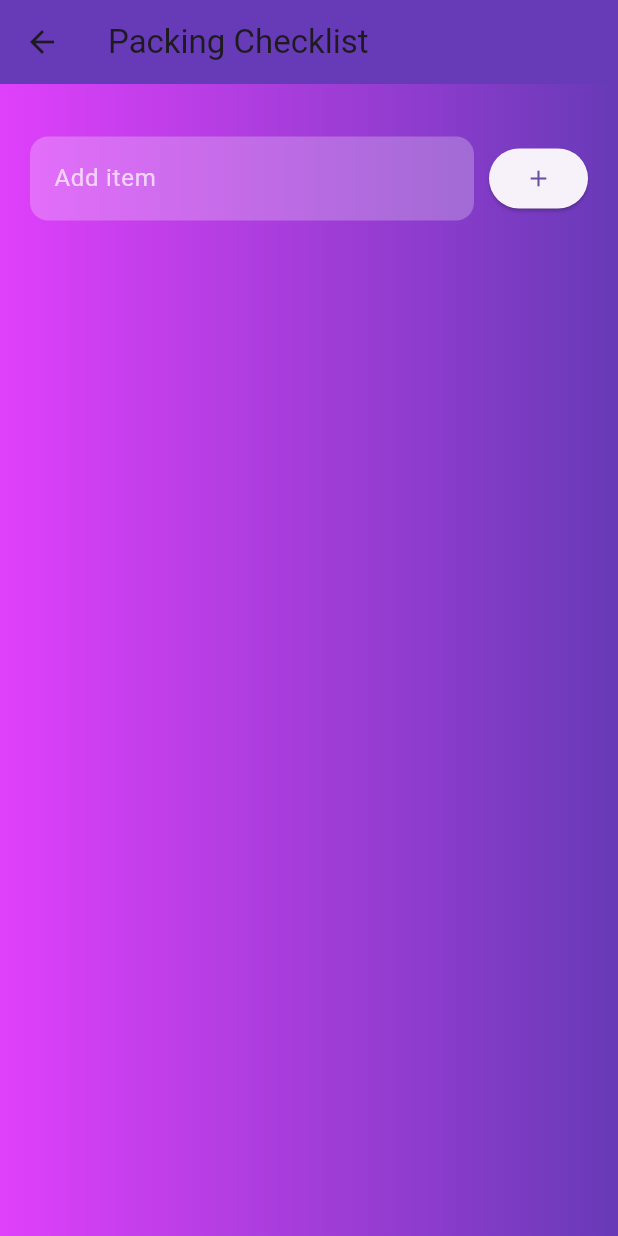
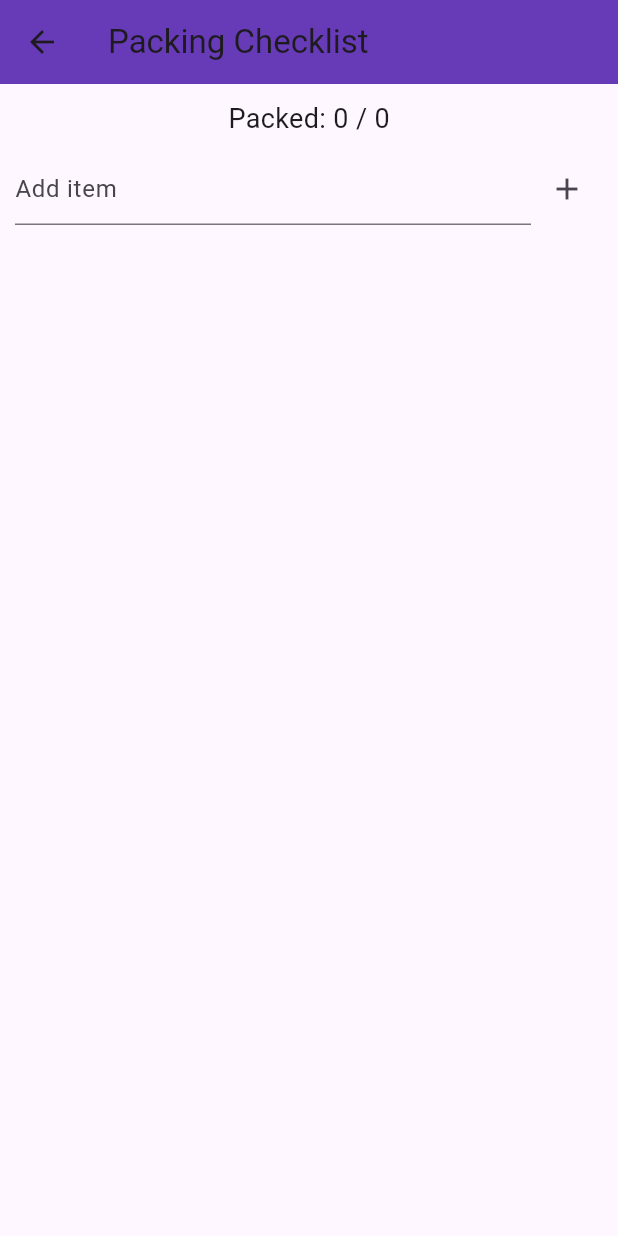
Before and after one commit to 1076dhruvi/travel-app, a Flutter app: the PackingChecklist screen opened directly with empty values, on a phone screen of 412 x 824 dp. Run offline on Flutter 3.47's test engine with Material 3 defaults, Android fonts, the phone set to English and light mode, and no system bars; our stand-ins replace sqflite; accounts and stored records are empty.

Commit message:
Added new files

```diff
--- a/lib/screens/packing_checklist.dart
+++ b/lib/screens/packing_checklist.dart
@@ -27,7 +27,7 @@ class _PackingChecklistState extends State<PackingChecklist> {
     _initChecklist();
   }
 
-  // 🔥 SMART LOGIC (NUMERIC MONTH + FALLBACK)
+  // 🧠 SMART RULE ENGINE (kept inside screen intentionally)
   List<String> getSmartSuggestions(String location, String date) {
     List<String> items = [];
 
@@ -46,13 +46,8 @@ class _PackingChecklistState extends State<PackingChecklist> {
         location.contains("manali") ||
             location.contains("shimla") ||
             location.contains("kashmir") ||
-            location.contains("leh") ||
-            location.contains("ladakh") ||
-            location.contains("gulmarg") ||
-            location.contains("nainital") ||
-            location.contains("mussoorie");
+            location.contains("ladakh");
 
-    // ❄️ Cold + winter
     if (isColdPlace && isWinter) {
       items.addAll([
         "Heavy Jacket",
@@ -62,7 +57,6 @@ class _PackingChecklistState extends State<PackingChecklist> {
       ]);
     }
 
-    // 🏖 Beach
     if (isBeach) {
       items.addAll([
         "Sunglasses",
@@ -72,7 +66,6 @@ class _PackingChecklistState extends State<PackingChecklist> {
       ]);
     }
 
-    // ☀️ Summer (non-beach)
     if (isSummer && !isBeach) {
       items.addAll([
         "Light clothes",
@@ -81,7 +74,6 @@ class _PackingChecklistState extends State<PackingChecklist> {
       ]);
     }
 
-    // 🌧 Rainy
     if (isRainy) {
       items.addAll([
         "Umbrella",
@@ -90,7 +82,6 @@ class _PackingChecklistState extends State<PackingChecklist> {
       ]);
     }
 
-    // 🔥 FALLBACK (for Feb, Sep, Oct, Nov or unknown places)
     if (items.isEmpty) {
       items.addAll([
         "Comfortable clothes",
@@ -100,7 +91,6 @@ class _PackingChecklistState extends State<PackingChecklist> {
       ]);
     }
 
-    // 📌 Always needed
     items.addAll([
       "Phone Charger",
       "Wallet",
@@ -117,18 +107,18 @@ class _PackingChecklistState extends State<PackingChecklist> {
     getSmartSuggestions(widget.location, widget.date);
 
     for (var item in suggestions) {
-      await DatabaseService()
-          .insertPackingItem(widget.tripId, item);
+      await DatabaseService().insertPackingItem(widget.tripId, item);
     }
 
     await _loadItems();
   }
 
   Future<void> _loadItems() async {
-    final fetchedItems =
+    final fetched =
     await DatabaseService().getPackingItems(widget.tripId);
+
     setState(() {
-      items = fetchedItems;
+      items = fetched;
     });
   }
 
@@ -136,7 +126,9 @@ class _PackingChecklistState extends State<PackingChecklist> {
     final text = itemController.text.trim();
     if (text.isEmpty) return;
 
-    await DatabaseService().insertPackingItem(widget.tripId, text);
+    await DatabaseService()
+        .insertPackingItem(widget.tripId, text);
+
     itemController.clear();
     await _loadItems();
   }
@@ -157,7 +149,7 @@ class _PackingChecklistState extends State<PackingChecklist> {
   }
 
   int get completedCount =>
-      items.where((item) => item['done'] == 1).length;
+      items.where((e) => e['done'] == 1).length;
 
   @override
   Widget build(BuildContext context) {
@@ -166,55 +158,35 @@ class _PackingChecklistState extends State<PackingChecklist> {
         title: const Text("Packing Checklist"),
         backgroundColor: Colors.deepPurple,
       ),
-      body: Container(
-        padding: const EdgeInsets.all(20),
-        decoration: const BoxDecoration(
-          gradient: LinearGradient(
-            colors: [Colors.purpleAccent, Colors.deepPurple],
-          ),
-        ),
-        child: Column(
+      body: Column(
         children: [
-            if (items.isNotEmpty)
+          const SizedBox(height: 10),
+
           Text(
             "Packed: $completedCount / ${items.length}",
-                style: const TextStyle(
-                    color: Colors.white,
-                    fontSize: 18,
-                    fontWeight: FontWeight.bold),
+            style: const TextStyle(fontSize: 18),
           ),
 
-            const SizedBox(height: 15),
-
-            Row(
+          Padding(
+            padding: const EdgeInsets.all(10),
+            child: Row(
               children: [
                 Expanded(
                   child: TextField(
                     controller: itemController,
-                    style: const TextStyle(color: Colors.white),
-                    decoration: InputDecoration(
+                    decoration: const InputDecoration(
                       hintText: "Add item",
-                      hintStyle:
-                      const TextStyle(color: Colors.white70),
-                      filled: true,
-                      fillColor: Colors.white24,
-                      border: OutlineInputBorder(
-                        borderRadius: BorderRadius.circular(12),
-                        borderSide: BorderSide.none,
-                      ),
                     ),
                     onSubmitted: (_) => _addItem(),
                   ),
                 ),
-                const SizedBox(width: 10),
-                ElevatedButton(
+                IconButton(
+                  icon: const Icon(Icons.add),
                   onPressed: _addItem,
-                  child: const Icon(Icons.add),
-                ),
+                )
               ],
             ),
-
-            const SizedBox(height: 20),
+          ),
 
           Expanded(
             child: ListView.builder(
@@ -242,9 +214,8 @@ class _PackingChecklistState extends State<PackingChecklist> {
                 );
               },
             ),
-            ),
+          )
         ],
-        ),
       ),
     );
   }
```
Also changed, not shown: lib/services/packing_service.dart (added, +77 -0 lines), lib/services/weather_service.dart (added, +19 -0 lines). Lines whose indentation alone changed are shown as unchanged.
